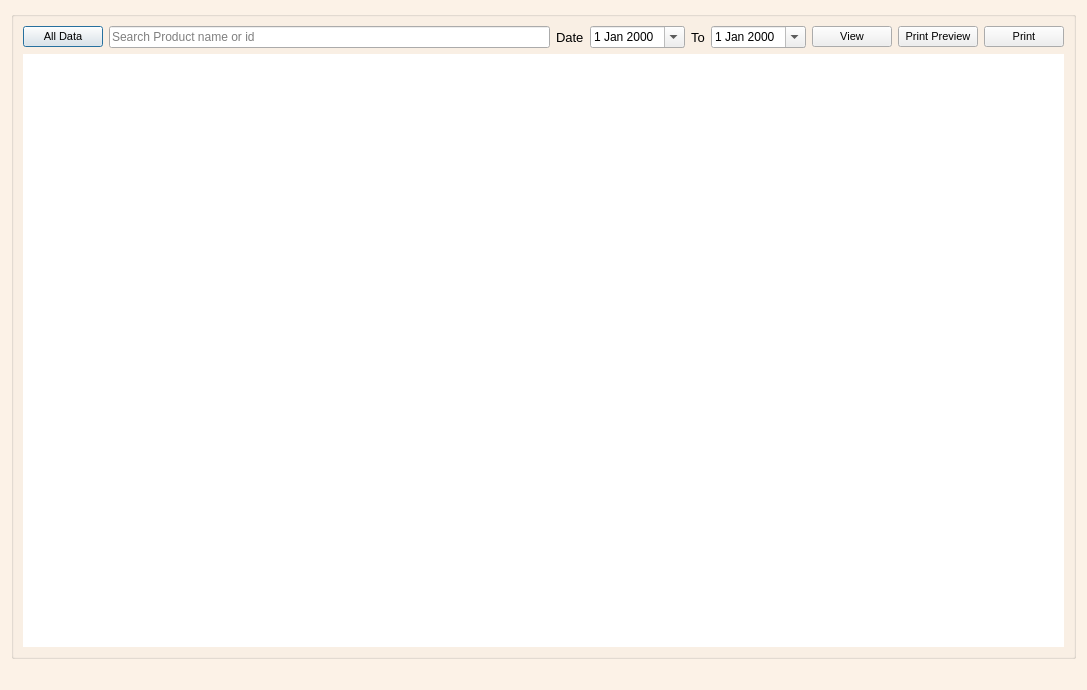
First picture: the form in ui/damagereport.ui, repository ansarul543/pos-inventory, before the edit.
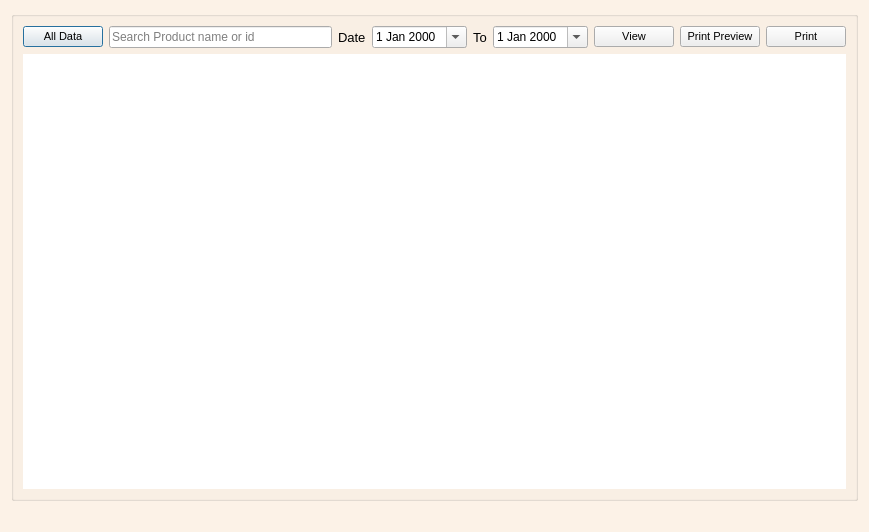
Second picture: the form after the edit.

```diff
--- a/ui/damagereport.ui
+++ b/ui/damagereport.ui
@@ -9,8 +9,8 @@
    <rect>
     <x>0</x>
     <y>0</y>
-    <width>1087</width>
-    <height>690</height>
+    <width>869</width>
+    <height>532</height>
    </rect>
   </property>
   <property name="windowTitle">
```
